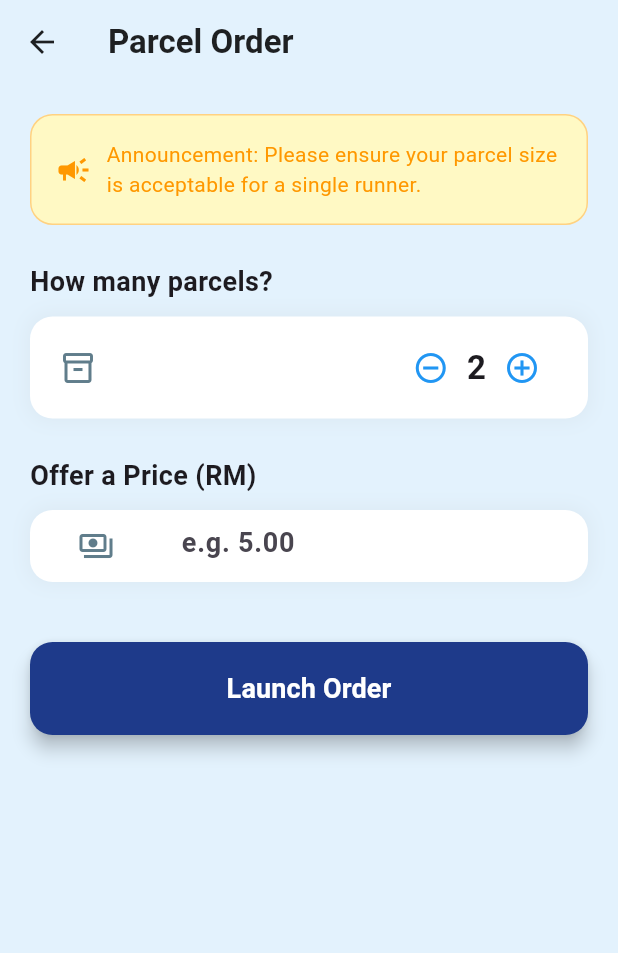
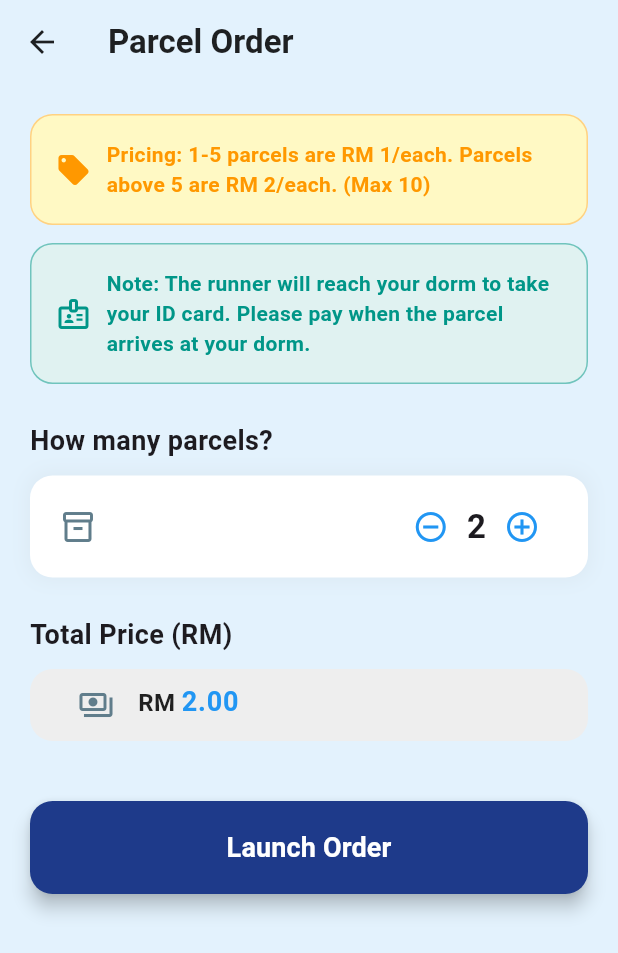
Before and after one commit to Siew-Chin/ITMP-Final, a Flutter app: the ParcelTakingPage screen opened directly, after a tap on the "add circle outline" icon, on a phone screen of 412 x 824 dp. Shown: the top 953 px of the screen. Run offline on Flutter 3.47's test engine with Material 3 defaults, Android fonts, the phone set to English and light mode, and no system bars.

Commit message:
fixed price

```diff
--- a/Frontend/lib/parcel_taking_page.dart
+++ b/Frontend/lib/parcel_taking_page.dart
@@ -11,24 +11,51 @@ class _ParcelTakingPageState extends State<ParcelTakingPage> {
   int _quantity = 1;
   final TextEditingController _priceController = TextEditingController();
 
-  // 增加数量
+  @override
+  void initState() {
+    super.initState();
+    _calculatePrice();
+  }
+
+  void _calculatePrice() {
+    double price = 0.0;
+    if (_quantity <= 5) {
+      price = _quantity * 1.0;
+    } else {
+      price = 5.0 + ((_quantity - 5) * 2.0);
+    }
+    _priceController.text = price.toStringAsFixed(2);
+  }
+
   void _incrementQuantity() {
     setState(() {
-      _quantity++;
+      if (_quantity < 10) {
+        _quantity++;
+        _calculatePrice();
+      } else {
+        ScaffoldMessenger.of(context).showSnackBar(
+          const SnackBar(
+            content: Text("Maximum 10 parcels allowed per order!"),
+            backgroundColor: Colors.redAccent,
+            duration: Duration(seconds: 2),
+          ),
+        );
+      }
     });
   }
 
-  // 减少数量
   void _decrementQuantity() {
     setState(() {
-      if (_quantity > 1) _quantity--;
+      if (_quantity > 1) {
+        _quantity--;
+        _calculatePrice();
+      }
     });
   }
 
   @override
   Widget build(BuildContext context) {
     return Scaffold(
-      // 继承你截图里的浅蓝背景色
       backgroundColor: Colors.blue[50],
       appBar: AppBar(
         title: const Text(
@@ -44,7 +71,7 @@ class _ParcelTakingPageState extends State<ParcelTakingPage> {
         child: Column(
           crossAxisAlignment: CrossAxisAlignment.stretch,
           children: [
-            // 1. 公告栏 (Announcement Place)
+            // 1. Pricing Announcement (Yellow)
             Container(
               padding: const EdgeInsets.all(16),
               decoration: BoxDecoration(
@@ -54,12 +81,35 @@ class _ParcelTakingPageState extends State<ParcelTakingPage> {
               ),
               child: const Row(
                 children: [
-                  Icon(Icons.campaign, color: Colors.orange),
+                  Icon(Icons.local_offer, color: Colors.orange),
                   SizedBox(width: 10),
                   Expanded(
                     child: Text(
-                      "Announcement: Please ensure your parcel size is acceptable for a single runner.",
-                      style: TextStyle(color: Colors.orange, fontSize: 14),
+                      "Pricing: 1-5 parcels are RM 1/each. Parcels above 5 are RM 2/each. (Max 10)",
+                      style: TextStyle(color: Colors.orange, fontSize: 14, fontWeight: FontWeight.bold),
+                    ),
+                  ),
+                ],
+              ),
+            ),
+            const SizedBox(height: 12), // 小间距
+
+            // 2. NEW: ID & Payment Note (Teal)
+            Container(
+              padding: const EdgeInsets.all(16),
+              decoration: BoxDecoration(
+                color: Colors.teal[50],
+                borderRadius: BorderRadius.circular(15),
+                border: Border.all(color: Colors.teal.withValues(alpha: 0.5)),
+              ),
+              child: const Row(
+                children: [
+                  Icon(Icons.badge_outlined, color: Colors.teal), // 证件小图标
+                  SizedBox(width: 10),
+                  Expanded(
+                    child: Text(
+                      "Note: The runner will reach your dorm to take your ID card. Please pay when the parcel arrives at your dorm.",
+                      style: TextStyle(color: Colors.teal, fontSize: 14, fontWeight: FontWeight.bold),
                     ),
                   ),
                 ],
@@ -67,7 +117,7 @@ class _ParcelTakingPageState extends State<ParcelTakingPage> {
             ),
             const SizedBox(height: 25),
 
-            // 2. 包裹数量选择 (Quantity)
+            // Quantity Selection
             const Text(
               "How many parcels?",
               style: TextStyle(fontSize: 18, fontWeight: FontWeight.bold),
@@ -113,48 +163,39 @@ class _ParcelTakingPageState extends State<ParcelTakingPage> {
             ),
             const SizedBox(height: 25),
 
-            // 3. 价格选择/输入 (Price)
+            // Auto-Calculated Price
             const Text(
-              "Offer a Price (RM)",
+              "Total Price (RM)",
               style: TextStyle(fontSize: 18, fontWeight: FontWeight.bold),
             ),
             const SizedBox(height: 10),
             Container(
               padding: const EdgeInsets.symmetric(horizontal: 20),
               decoration: BoxDecoration(
-                color: Colors.white,
+                color: Colors.grey[200],
                 borderRadius: BorderRadius.circular(15),
-                boxShadow: [
-                  BoxShadow(
-                    color: Colors.grey.withValues(alpha: 0.1),
-                    blurRadius: 10,
-                    spreadRadius: 2,
-                  )
-                ],
               ),
               child: TextField(
                 controller: _priceController,
-                keyboardType: const TextInputType.numberWithOptions(decimal: true),
+                readOnly: true,
                 decoration: const InputDecoration(
                   border: InputBorder.none,
                   prefixIcon: Icon(Icons.payments_outlined, color: Colors.blueGrey),
-                  hintText: "e.g. 5.00",
                   prefixText: "RM ",
                   prefixStyle: TextStyle(color: Colors.black87, fontSize: 16, fontWeight: FontWeight.bold),
                 ),
-                style: const TextStyle(fontSize: 18, fontWeight: FontWeight.bold),
+                style: const TextStyle(fontSize: 18, fontWeight: FontWeight.bold, color: Colors.blue),
               ),
             ),
             const SizedBox(height: 40),
 
-            // 4. 下单按钮 (Launch Order)
+            // Launch Order Button
             ElevatedButton(
               onPressed: () {
-                // 这里暂时只做打印测试，之后再接你的 Flask 后端
-                print("Order Launched! Qty: $_quantity, Price: RM ${_priceController.text}");
+                print("Order Launched! Qty: $_quantity, Total Price: RM ${_priceController.text}");
               },
               style: ElevatedButton.styleFrom(
-                backgroundColor: const Color(0xFF1E3A8A), // 深蓝色，类似你截图里的按钮底色
+                backgroundColor: const Color(0xFF1E3A8A),
                 foregroundColor: Colors.white,
                 padding: const EdgeInsets.symmetric(vertical: 18),
                 shape: RoundedRectangleBorder(
```
